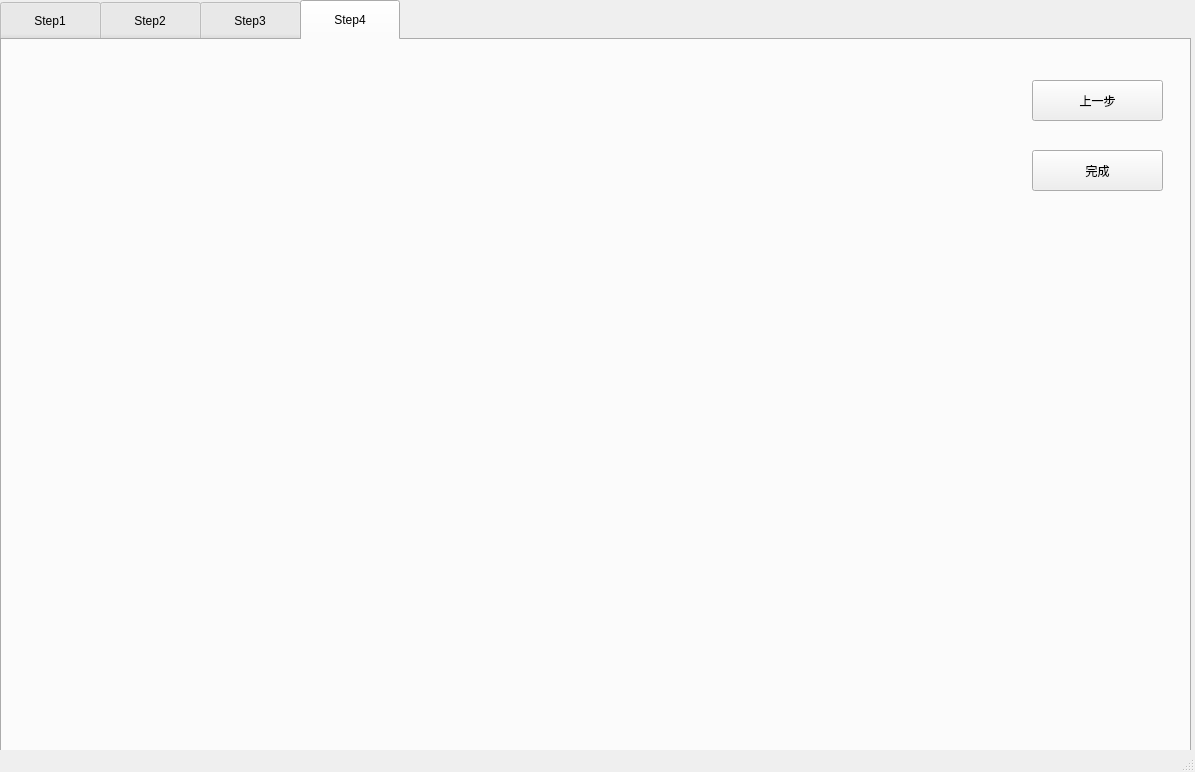
Old version of the form qt/mainwindow.ui in the repository XDU-ETVP-JH-ZK/Track_and_Visualize.
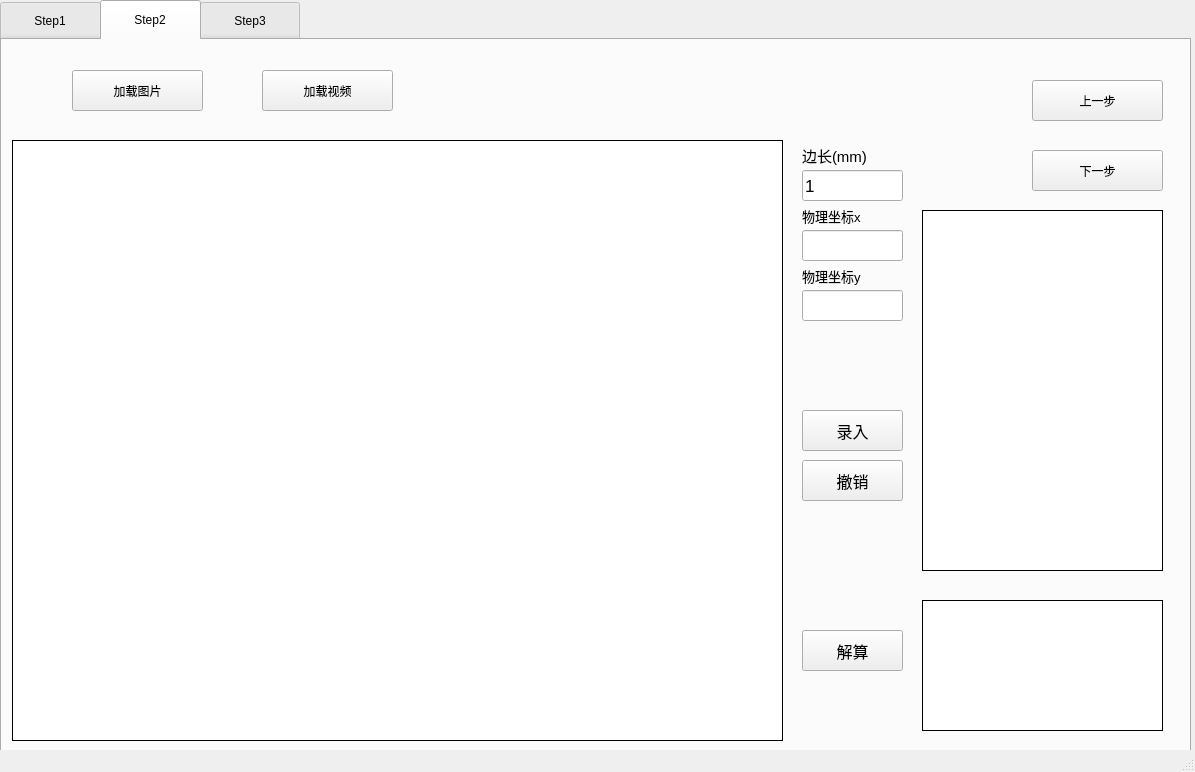
New version of the form. The open tabs and pages were chosen to show the change.

What changed in the file:
```diff
--- a/qt/mainwindow.ui
+++ b/qt/mainwindow.ui
@@ -439,7 +439,7 @@
         <x>920</x>
         <y>170</y>
         <width>241</width>
-        <height>501</height>
+        <height>361</height>
        </rect>
       </property>
       <property name="focusPolicy">
@@ -636,6 +636,21 @@
        <string>边长(mm)</string>
       </property>
      </widget>
+     <widget class="QTextBrowser" name="s2h">
+      <property name="geometry">
+       <rect>
+        <x>920</x>
+        <y>560</y>
+        <width>241</width>
+        <height>131</height>
+       </rect>
+      </property>
+      <property name="styleSheet">
+       <string notr="true">border-width: 1px;
+border-style: solid;
+border-color: rgb(0, 0, 0);</string>
+      </property>
+     </widget>
     </widget>
     <widget class="QWidget" name="tab_3">
      <attribute name="title">
@@ -1145,37 +1160,6 @@
       </widget>
      </widget>
     </widget>
-    <widget class="QWidget" name="tab_4">
-     <attribute name="title">
-      <string>Step4</string>
-     </attribute>
-     <widget class="QPushButton" name="four2three">
-      <property name="geometry">
-       <rect>
-        <x>1030</x>
-        <y>40</y>
-        <width>131</width>
-        <height>41</height>
-       </rect>
-      </property>
-      <property name="text">
-       <string>上一步</string>
-      </property>
-     </widget>
-     <widget class="QPushButton" name="finish">
-      <property name="geometry">
-       <rect>
-        <x>1030</x>
-        <y>110</y>
-        <width>131</width>
-        <height>41</height>
-       </rect>
-      </property>
-      <property name="text">
-       <string>完成</string>
-      </property>
-     </widget>
-    </widget>
    </widget>
   </widget>
   <widget class="QStatusBar" name="statusbar"/>
```
Left out of the diff: 2 changed lines with no effect on the pictures.
